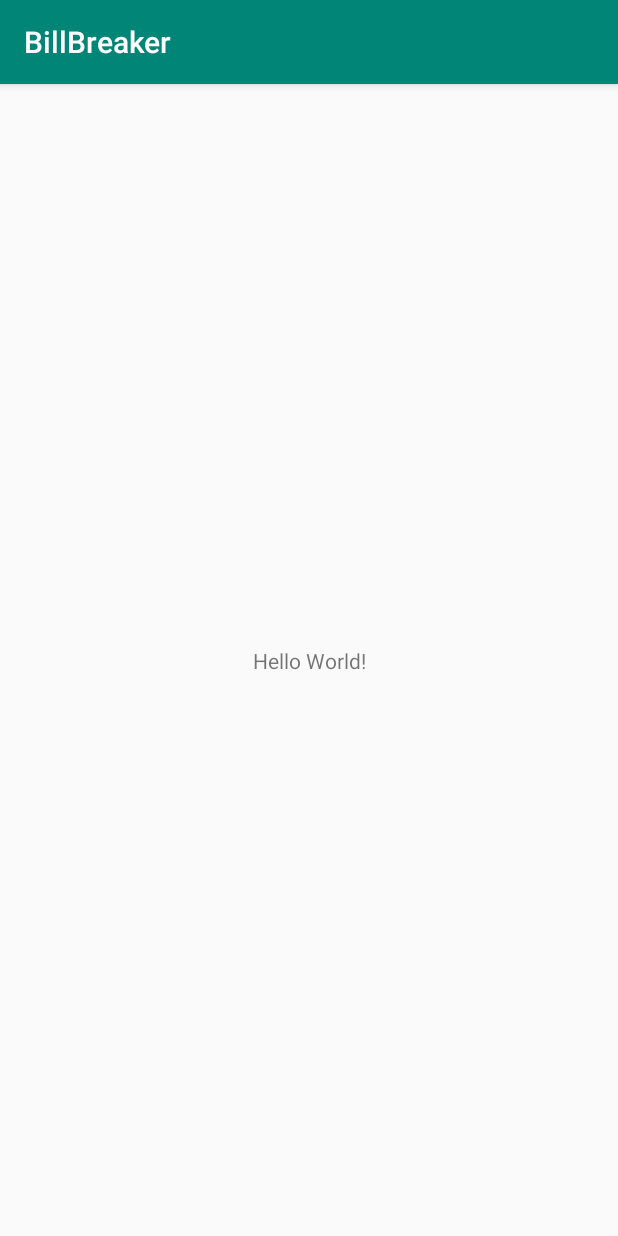
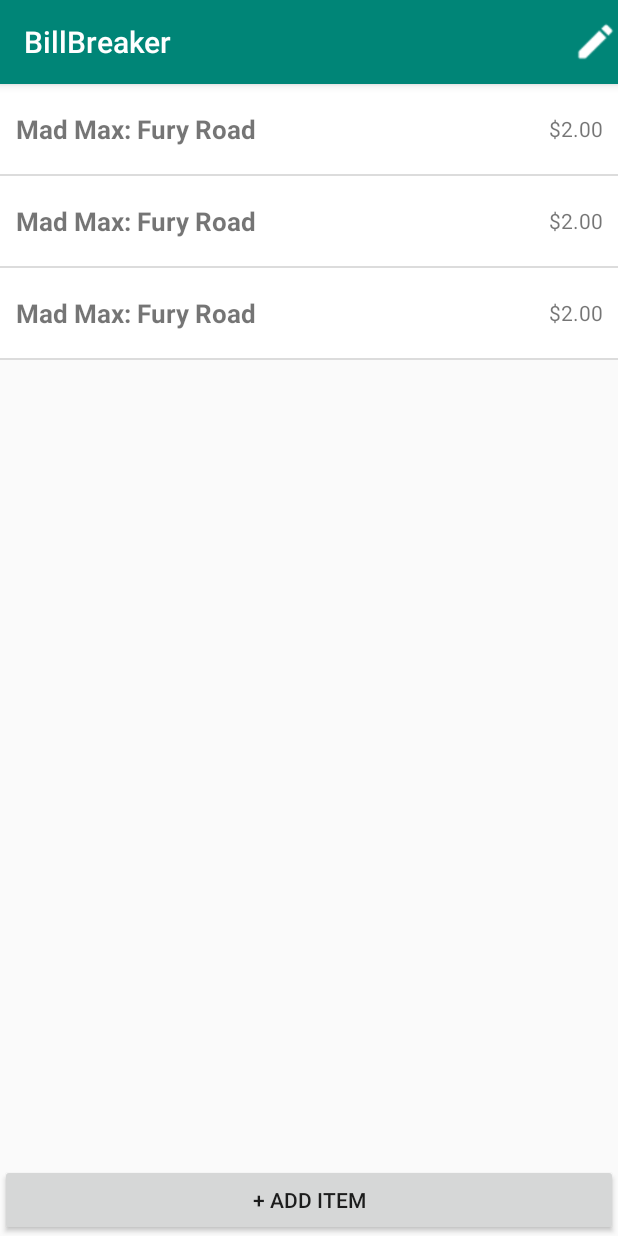
Before and after one commit to AmritHariharan/BillBreaker, an Android app: the screen it shows after launch (MainActivity before the commit, EditItemsActivity after it), on a phone screen of 412 x 824 dp. Run offline under Robolectric (Android 15) with nearby library versions, the phone set to English and light mode, and no system bars.

Commit message:
Added initial work for Edit Items page

```diff
--- a/app/build.gradle
+++ b/app/build.gradle
@@ -39,7 +39,6 @@ dependencies {
     androidTestImplementation 'androidx.test.espresso:espresso-core:3.2.0'
     implementation 'androidx.recyclerview:recyclerview:1.0.0'
     implementation 'com.android.support:design:29.0.0'
-    implementation 'com.google.android.material:material:1.0.0-rc01'
     implementation 'org.apache.httpcomponents:httpclient:4.5.9'
     implementation 'com.fasterxml.jackson.core:jackson-databind:2.9.9.1'
 }
--- a/app/src/main/AndroidManifest.xml
+++ b/app/src/main/AndroidManifest.xml
@@ -8,7 +8,7 @@
         android:label="@string/app_name"
         android:roundIcon="@mipmap/ic_launcher_round"
         android:supportsRtl="true"
-        android:theme="@style/AppTheme">
+        android:theme="@style/Theme.AppCompat.Light">
         <activity android:name=".MainActivity">
             <intent-filter>
                 <action android:name="android.intent.action.MAIN" />
@@ -16,6 +16,9 @@
                 <category android:name="android.intent.category.LAUNCHER" />
             </intent-filter>
         </activity>
+        <activity android:name=".EditItemsActivity"
+            android:theme="@style/AppTheme.NoActionBar">
+        </activity>
     </application>
 
 </manifest>
--- /dev/null
+++ b/app/src/main/java/com/billbreaker/EditItemsActivity.java
@@ -0,0 +1,173 @@
+package com.billbreaker;
+
+import android.graphics.Canvas;
+import android.graphics.Color;
+import android.os.Bundle;
+import android.view.View;
+import android.widget.Button;
+import android.widget.Toast;
+
+import androidx.appcompat.app.AppCompatActivity;
+import androidx.appcompat.widget.Toolbar;
+import androidx.coordinatorlayout.widget.CoordinatorLayout;
+import androidx.recyclerview.widget.DefaultItemAnimator;
+import androidx.recyclerview.widget.DividerItemDecoration;
+import androidx.recyclerview.widget.ItemTouchHelper;
+import androidx.recyclerview.widget.LinearLayoutManager;
+import androidx.recyclerview.widget.RecyclerView;
+
+import com.google.android.material.snackbar.Snackbar;
+
+import java.util.ArrayList;
+import java.util.List;
+
+public class EditItemsActivity extends AppCompatActivity implements RecyclerItemTouchHelper.RecyclerItemTouchHelperListener {
+    private List<ReceiptItem> receiptItemList = new ArrayList<>();
+    private RecyclerView recyclerView;
+    private EditItemsAdaptor mAdapter;
+    private CoordinatorLayout coordinatorLayout;
+
+    @Override
+    protected void onCreate(Bundle savedInstanceState) {
+        super.onCreate(savedInstanceState);
+        setContentView(R.layout.edit_items_activity);
+        Toolbar toolbar = (Toolbar) findViewById(R.id.toolbar);
+        setSupportActionBar(toolbar);
+
+        recyclerView = (RecyclerView) findViewById(R.id.recycler_view);
+        coordinatorLayout = findViewById(R.id.coordinator_layout);
+
+        mAdapter = new EditItemsAdaptor(this, receiptItemList);
+
+        recyclerView.setHasFixedSize(true);
+
+        // vertical RecyclerView
+        // keep receiptItem_list_row.xml width to `match_parent`
+        RecyclerView.LayoutManager mLayoutManager = new LinearLayoutManager(getApplicationContext());
+
+        // horizontal RecyclerView
+        // keep receiptItem_list_row.xml width to `wrap_content`
+        // RecyclerView.LayoutManager mLayoutManager = new LinearLayoutManager(getApplicationContext(), LinearLayoutManager.HORIZONTAL, false);
+
+        recyclerView.setLayoutManager(mLayoutManager);
+
+        // adding inbuilt divider line
+        recyclerView.addItemDecoration(new DividerItemDecoration(this, LinearLayoutManager.VERTICAL));
+
+        // adding custom divider line with padding 16dp
+        // recyclerView.addItemDecoration(new MyDividerItemDecoration(this, LinearLayoutManager.HORIZONTAL, 16));
+        recyclerView.setItemAnimator(new DefaultItemAnimator());
+
+        recyclerView.setAdapter(mAdapter);
+
+        // row click listener
+        recyclerView.addOnItemTouchListener(new RecyclerTouchListener(getApplicationContext(), recyclerView, new RecyclerTouchListener.ClickListener() {
+            @Override
+            public void onClick(View view, int position) {
+                ReceiptItem receiptItem = receiptItemList.get(position);
+                Toast.makeText(getApplicationContext(), receiptItem.getName() + " is selected!", Toast.LENGTH_SHORT).show();
+            }
+
+            @Override
+            public void onLongClick(View view, int position) {
+
+            }
+        }));
+
+        // adding item touch helper
+        // only ItemTouchHelper.LEFT added to detect Right to Left swipe
+        // if you want both Right -> Left and Left -> Right
+        // add pass ItemTouchHelper.LEFT | ItemTouchHelper.RIGHT as param
+        ItemTouchHelper.SimpleCallback itemTouchHelperCallbackRemove = new RecyclerItemTouchHelper(0, ItemTouchHelper.LEFT, this);
+        new ItemTouchHelper(itemTouchHelperCallbackRemove).attachToRecyclerView(recyclerView);
+
+        prepareReceiptItemData();
+
+        ItemTouchHelper.SimpleCallback itemTouchHelperCallback1 = new ItemTouchHelper.SimpleCallback(0, ItemTouchHelper.LEFT) {
+            @Override
+            public boolean onMove(RecyclerView recyclerView, RecyclerView.ViewHolder viewHolder, RecyclerView.ViewHolder target) {
+                return false;
+            }
+
+            @Override
+            public void onSwiped(RecyclerView.ViewHolder viewHolder, int direction) {
+                // Row is swiped from recycler view
+                // remove it from adapter
+            }
+
+            @Override
+            public void onChildDraw(Canvas c, RecyclerView recyclerView, RecyclerView.ViewHolder viewHolder, float dX, float dY, int actionState, boolean isCurrentlyActive) {
+                super.onChildDraw(c, recyclerView, viewHolder, dX, dY, actionState, isCurrentlyActive);
+            }
+        };
+
+        // attaching the touch helper to recycler view
+        new ItemTouchHelper(itemTouchHelperCallback1).attachToRecyclerView(recyclerView);
+
+        final Button editButton = (Button) findViewById(R.id.edit_button);
+        editButton.setOnClickListener(new View.OnClickListener() {
+            public void onClick(View v) {
+                Toast.makeText(getApplicationContext(), "Should enter edit mode!", Toast.LENGTH_SHORT).show();
+            }
+        });
+
+        final Button addButton = (Button) findViewById(R.id.add_item_button);
+        addButton.setOnClickListener(new View.OnClickListener() {
+            public void onClick(View v) {
+                mAdapter.addItem();
+            }
+        });
+    }
+
+    /**
+     * Prepares sample data to provide data set to adapter
+     */
+    private void prepareReceiptItemData() {
+        ReceiptItem receiptItem = new ReceiptItem("Mad Max: Fury Road", 2.0);
+        receiptItemList.add(receiptItem);
+
+        ReceiptItem receiptItem2 = new ReceiptItem("Mad Max: Fury Road", 2.0);
+        receiptItemList.add(receiptItem);
+
+        ReceiptItem receiptItem3 = new ReceiptItem("Mad Max: Fury Road", 2.0);
+        receiptItemList.add(receiptItem);
+
+        // notify adapter about data set changes
+        // so that it will render the list with new data
+        mAdapter.notifyDataSetChanged();
+    }
+
+    /**
+     * callback when recycler view is swiped
+     * item will be removed on swiped
+     * undo option will be provided in snackbar to restore the item
+     */
+    @Override
+    public void onSwiped(RecyclerView.ViewHolder viewHolder, int direction, int position) {
+        if (viewHolder instanceof EditItemsAdaptor.MyViewHolder) {
+            // get the removed item name to display it in snack bar
+            String name = receiptItemList.get(viewHolder.getAdapterPosition()).getName();
+
+            // backup of removed item for undo purpose
+            final ReceiptItem deletedItem = receiptItemList.get(viewHolder.getAdapterPosition());
+            final int deletedIndex = viewHolder.getAdapterPosition();
+
+            // remove the item from recycler view
+            mAdapter.removeItem(viewHolder.getAdapterPosition());
+
+            // showing snack bar with Undo option
+            Snackbar snackbar = Snackbar
+                    .make(coordinatorLayout, name + " removed from cart!", Snackbar.LENGTH_LONG);
+            snackbar.setAction("UNDO", new View.OnClickListener() {
+                @Override
+                public void onClick(View view) {
+
+                    // undo is selected, restore the deleted item
+                    mAdapter.restoreItem(deletedItem, deletedIndex);
+                }
+            });
+            snackbar.setActionTextColor(Color.YELLOW);
+            snackbar.show();
+        }
+    }
+}
--- /dev/null
+++ b/app/src/main/java/com/billbreaker/EditItemsAdaptor.java
@@ -0,0 +1,80 @@
+package com.billbreaker;
+
+import android.content.Context;
+import android.view.LayoutInflater;
+import android.view.View;
+import android.view.ViewGroup;
+import android.widget.RelativeLayout;
+import android.widget.TextView;
+
+import androidx.recyclerview.widget.RecyclerView;
+
+import java.util.List;
+
+public class EditItemsAdaptor extends RecyclerView.Adapter<EditItemsAdaptor.MyViewHolder> {
+
+    private Context context;
+    private List<ReceiptItem> receiptItemsList;
+
+
+    public class MyViewHolder extends RecyclerView.ViewHolder {
+        public TextView name, price;
+        public RelativeLayout viewBackground, viewForeground;
+
+        public MyViewHolder(View view) {
+            super(view);
+            name = (TextView) view.findViewById(R.id.name);
+            price = (TextView) view.findViewById(R.id.price);
+            viewBackground = view.findViewById(R.id.view_background);
+            viewForeground = view.findViewById(R.id.view_foreground);
+        }
+    }
+
+    public EditItemsAdaptor(Context context, List<ReceiptItem> receiptItemsList) {
+        this.context = context;
+        this.receiptItemsList = receiptItemsList;
+    }
+
+    @Override
+    public MyViewHolder onCreateViewHolder(ViewGroup parent, int viewType) {
+        View itemView = LayoutInflater.from(parent.getContext())
+                .inflate(R.layout.items_list_row, parent, false);
+
+        return new MyViewHolder(itemView);
+    }
+
+    @Override
+    public void onBindViewHolder(MyViewHolder holder, int position) {
+        ReceiptItem receiptItem = receiptItemsList.get(position);
+        holder.name.setText(receiptItem.getName());
+        String formattedPrice = String.format("$%.2f", receiptItem.getPrice());
+        holder.price.setText(formattedPrice);
+    }
+
+    @Override
+    public int getItemCount() {
+        return receiptItemsList.size();
+    }
+
+    public void removeItem(int position) {
+        receiptItemsList.remove(position);
+        notifyItemRemoved(position);
+    }
+
+    public void restoreItem(ReceiptItem item, int position) {
+        receiptItemsList.add(position, item);
+        notifyItemInserted(position);
+    }
+
+    public void editItem(ReceiptItem item, int position) {
+        item.setName("SomethingNew");
+        item.setPrice(4.5);
+        notifyDataSetChanged();
+    }
+
+    public void addItem() {
+        ReceiptItem e = new ReceiptItem("New Item", 0);
+        receiptItemsList.add(0, e);
+        notifyItemInserted(0);
+    }
+}
--- a/app/src/main/java/com/billbreaker/MainActivity.java
+++ b/app/src/main/java/com/billbreaker/MainActivity.java
@@ -1,8 +1,9 @@
 package com.billbreaker;
 
+import android.content.Intent;
+import android.os.Bundle;
+
 import androidx.appcompat.app.AppCompatActivity;
-
-import android.os.Bundle;
 
 public class MainActivity extends AppCompatActivity {
 
@@ -10,5 +11,8 @@ public class MainActivity extends AppCompatActivity {
     protected void onCreate(Bundle savedInstanceState) {
         super.onCreate(savedInstanceState);
         setContentView(R.layout.activity_main);
+
+        Intent intent = new Intent(this, EditItemsActivity.class);
+        startActivity(intent);
     }
 }
--- a/app/src/main/java/com/billbreaker/ReceiptProcessor.java
+++ b/app/src/main/java/com/billbreaker/ReceiptProcessor.java
@@ -13,7 +13,6 @@ import org.apache.http.impl.client.HttpClients;
 import org.apache.http.util.EntityUtils;
 
 import java.net.URI;
-import java.util.ArrayList;
 import java.util.Iterator;
 import java.util.List;
 
@@ -46,6 +45,7 @@ class ReceiptProcessor {
         } catch (Exception e) {
             e.printStackTrace();
         }
+        return null;
     }
 
     static List<ReceiptItem> processItems(Image receipt) {
@@ -55,13 +55,13 @@ class ReceiptProcessor {
             throw new RuntimeException("Incorrect number of regions in response body, should be 2");
         }
 
-        List<ReceiptItem> items;
+        List<ReceiptItem> items = null;
 
         Iterator name = responseBody.regions.get(0).lines.iterator();
         Iterator price = responseBody.regions.get(1).lines.iterator();
 
         while (name.hasNext() && price.hasNext()) {
-
+            items.add(new ReceiptItem(name.next().toString(), (double)price.next()));
         }
 
         return items;
--- /dev/null
+++ b/app/src/main/java/com/billbreaker/RecyclerTouchListener.java
@@ -0,0 +1,63 @@
+package com.billbreaker;
+
+import android.content.Context;
+import android.view.GestureDetector;
+import android.view.MotionEvent;
+import android.view.View;
+
+import androidx.recyclerview.widget.RecyclerView;
+
+/**
+ * Created by Ravi Tamada on 03/09/16.
+ * updated by Ravi on 14/11/17
+ * www.androidhive.info
+ */
+public class RecyclerTouchListener implements RecyclerView.OnItemTouchListener {
+
+    private GestureDetector gestureDetector;
+    private ClickListener clickListener;
+
+    public RecyclerTouchListener(Context context, final RecyclerView recyclerView, final ClickListener clickListener) {
+        this.clickListener = clickListener;
+        gestureDetector = new GestureDetector(context, new GestureDetector.SimpleOnGestureListener() {
+            @Override
+            public boolean onSingleTapUp(MotionEvent e) {
+                return true;
+            }
+
+            @Override
+            public void onLongPress(MotionEvent e) {
+                View child = recyclerView.findChildViewUnder(e.getX(), e.getY());
+                if (child != null && clickListener != null) {
+                    clickListener.onLongClick(child, recyclerView.getChildPosition(child));
+                }
+            }
+        });
+    }
+
+    @Override
+    public boolean onInterceptTouchEvent(RecyclerView rv, MotionEvent e) {
+
+        View child = rv.findChildViewUnder(e.getX(), e.getY());
+        if (child != null && clickListener != null && gestureDetector.onTouchEvent(e)) {
+            clickListener.onClick(child, rv.getChildPosition(child));
+        }
+        return false;
+    }
+
+    @Override
+    public void onTouchEvent(RecyclerView rv, MotionEvent e) {
+
+    }
+
+    @Override
+    public void onRequestDisallowInterceptTouchEvent(boolean disallowIntercept) {
+
+    }
+
+    public interface ClickListener {
+        void onClick(View view, int position);
+
+        void onLongClick(View view, int position);
+    }
+}
--- /dev/null
+++ b/app/src/main/res/layout/content_edit_items.xml
@@ -0,0 +1,27 @@
+<?xml version="1.0" encoding="utf-8"?>
+<RelativeLayout
+    xmlns:android="http://schemas.android.com/apk/res/android"
+    xmlns:tools="http://schemas.android.com/tools"
+    xmlns:app="http://schemas.android.com/apk/res-auto"
+    android:layout_width="match_parent"
+    android:layout_height="match_parent"
+    app:layout_behavior="@string/appbar_scrolling_view_behavior"
+    tools:showIn="@layout/edit_items_activity"
+    tools:context=".MainActivity">
+
+    <androidx.recyclerview.widget.RecyclerView
+        android:id="@+id/recycler_view"
+        android:layout_width="match_parent"
+        android:layout_height="wrap_content"
+        android:scrollbars="vertical" />
+
+    <Button
+        android:layout_width="match_parent"
+        android:layout_height="wrap_content"
+        android:layout_alignParentEnd="true"
+        android:layout_alignParentBottom="true"
+        android:id="@+id/add_item_button"
+        android:textAllCaps="true"
+        android:text="+ Add Item"/>
+
+</RelativeLayout>
--- /dev/null
+++ b/app/src/main/res/layout/edit_items_activity.xml
@@ -0,0 +1,40 @@
+<?xml version="1.0" encoding="utf-8"?>
+<androidx.coordinatorlayout.widget.CoordinatorLayout
+    xmlns:android="http://schemas.android.com/apk/res/android"
+    xmlns:app="http://schemas.android.com/apk/res-auto"
+    xmlns:tools="http://schemas.android.com/tools"
+    android:id="@+id/coordinator_layout"
+    android:layout_width="match_parent"
+    android:layout_height="match_parent"
+    android:fitsSystemWindows="true"
+    tools:context=".MainActivity">
+
+    <com.google.android.material.appbar.AppBarLayout
+        android:layout_height="wrap_content"
+        android:layout_width="match_parent"
+        android:theme="@style/AppTheme.AppBarOverlay">
+
+        <androidx.appcompat.widget.Toolbar
+            android:id="@+id/toolbar"
+            android:layout_width="match_parent"
+            android:layout_height="?attr/actionBarSize"
+            android:background="?attr/colorPrimary"
+            android:theme="@style/AppTheme.AppBarOverlay"
+            app:popupTheme="@style/AppTheme.PopupOverlay">
+
+            <Button
+                android:layout_width="@dimen/edit_button_params"
+                android:layout_height="@dimen/edit_button_params"
+                android:layout_gravity="end"
+                android:id="@+id/edit_button"
+                android:background="@drawable/round_edit_white_18dp"
+                android:layout_alignParentEnd="true"
+                android:layout_alignParentRight="true"/>
+
+        </androidx.appcompat.widget.Toolbar>
+
+    </com.google.android.material.appbar.AppBarLayout>
+
+    <include layout="@layout/content_edit_items"/>
+
+</androidx.coordinatorlayout.widget.CoordinatorLayout>
--- /dev/null
+++ b/app/src/main/res/layout/items_list_row.xml
@@ -0,0 +1,60 @@
+<?xml version="1.0" encoding="utf-8"?>
+<FrameLayout xmlns:android="http://schemas.android.com/apk/res/android"
+    android:layout_width="match_parent"
+    android:layout_height="wrap_content"
+    android:orientation="vertical">
+
+        <RelativeLayout
+            android:id="@+id/view_background"
+            android:layout_width="match_parent"
+            android:layout_height="match_parent"
+            android:background="@color/bg_row_background">
+
+                <ImageView
+                    android:id="@+id/delete_icon"
+                    android:layout_width="@dimen/ic_delete"
+                    android:layout_height="@dimen/ic_delete"
+                    android:layout_alignParentEnd="true"
+                    android:layout_centerVertical="true"
+                    android:layout_marginEnd="@dimen/padd_10"
+                    android:src="@drawable/ic_delete_white_24dp" />
+
+                <TextView
+                    android:layout_width="wrap_content"
+                    android:layout_height="wrap_content"
+                    android:layout_centerVertical="true"
+                    android:layout_marginEnd="@dimen/padd_10"
+                    android:layout_toStartOf="@id/delete_icon"
+                    android:text="@string/delete"
+                    android:textColor="#fff"
+                    android:textSize="13sp" />
+
+        </RelativeLayout>
+
+        <RelativeLayout
+            android:id="@+id/view_foreground"
+            android:layout_width="match_parent"
+            android:layout_height="wrap_content"
+            android:background="@android:color/white"
+            android:padding="@dimen/padd_10">
+
+                <TextView
+                    android:id="@+id/name"
+                    android:layout_width="wrap_content"
+                    android:layout_height="@dimen/receipt_item_height"
+                    android:maxLines="1"
+                    android:textSize="17dp"
+                    android:gravity="center"
+                    android:textStyle="bold"/>
+
+
+                <TextView
+                    android:id="@+id/price"
+                    android:layout_width="wrap_content"
+                    android:layout_height="@dimen/receipt_item_height"
+                    android:layout_alignParentEnd="true"
+                    android:gravity="center"/>
+
+        </RelativeLayout>
+
+</FrameLayout>
--- a/app/src/main/res/values/colors.xml
+++ b/app/src/main/res/values/colors.xml
@@ -3,4 +3,7 @@
     <color name="colorPrimary">#008577</color>
     <color name="colorPrimaryDark">#00574B</color>
     <color name="colorAccent">#D81B60</color>
+    <color name="price">#999999</color>
+    <color name="name">#222222</color>
+    <color name="bg_row_background">#fa315b</color>
 </resources>
--- /dev/null
+++ b/app/src/main/res/values/dimens.xml
@@ -0,0 +1,12 @@
+<resources>
+    <!-- Default screen margins, per the Android Design guidelines. -->
+    <dimen name="activity_horizontal_margin">16dp</dimen>
+    <dimen name="activity_vertical_margin">16dp</dimen>
+    <dimen name="fab_margin">16dp</dimen>
+    <dimen name="row_padding_vertical">10dp</dimen>
+    <dimen name="activity_padding_horizontal">16dp</dimen>
+    <dimen name="receipt_item_height">40dp</dimen>
+    <dimen name="edit_button_params">30dp</dimen>
+    <dimen name="padd_10">10dp</dimen>
+    <dimen name="ic_delete">30dp</dimen>
+</resources>
--- a/app/src/main/res/values/strings.xml
+++ b/app/src/main/res/values/strings.xml
@@ -1,3 +1,6 @@
 <resources>
     <string name="app_name">BillBreaker</string>
+    <string name="action_settings">Settings</string>
+    <string name="my_cart">My Cart</string>
+    <string name="delete">DELETE</string>
 </resources>
--- a/app/src/main/res/values/styles.xml
+++ b/app/src/main/res/values/styles.xml
@@ -1,5 +1,4 @@
 <resources>
-
     <!-- Base application theme. -->
     <style name="AppTheme" parent="Theme.AppCompat.Light.DarkActionBar">
         <!-- Customize your theme here. -->
@@ -7,5 +6,10 @@
         <item name="colorPrimaryDark">@color/colorPrimaryDark</item>
         <item name="colorAccent">@color/colorAccent</item>
     </style>
-
+    <style name="AppTheme.NoActionBar">
+        <item name="windowActionBar">false</item>
+        <item name="windowNoTitle">true</item>
+    </style>
+    <style name="AppTheme.AppBarOverlay" parent="ThemeOverlay.AppCompat.Dark.ActionBar" />
+    <style name="AppTheme.PopupOverlay" parent="ThemeOverlay.AppCompat.Light" />
 </resources>
```
Also changed, not shown: app/src/main/java/com/billbreaker/MyDividerItemDecoration.java (added, +104 -0 lines), app/src/main/java/com/billbreaker/RecyclerItemTouchHelper.java (added, +73 -0 lines), app/src/main/res/layout/activity_main.xml (+8 -0 lines), app/src/main/res/drawable/ic_delete_white_24dp.png (added), app/src/main/res/drawable/round_edit_white_18dp.png (added).
